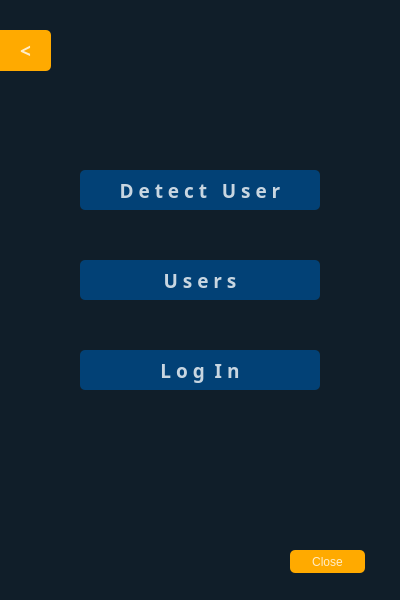
Before: the Qt Designer form ui/localmenu.ui in cach007/face_findeer, drawn with Qt 5.
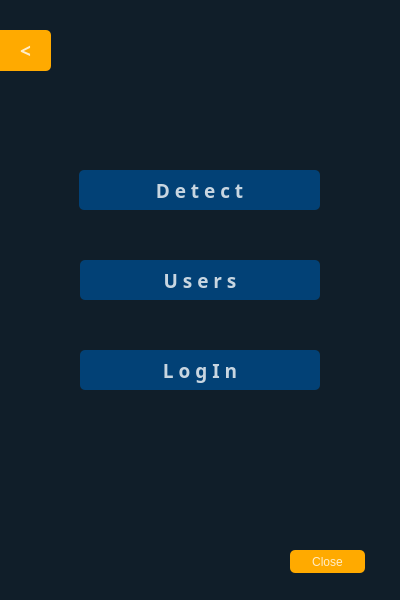
After: the same form once the commit is applied. Icons and pictures are not drawn.

```diff
--- a/ui/localmenu.ui
+++ b/ui/localmenu.ui
@@ -27,6 +27,12 @@
      <height>600</height>
     </rect>
    </property>
+   <property name="sizePolicy">
+    <sizepolicy hsizetype="Preferred" vsizetype="Preferred">
+     <horstretch>0</horstretch>
+     <verstretch>0</verstretch>
+    </sizepolicy>
+   </property>
    <property name="styleSheet">
     <string notr="true">background-color:rgba(16,30,41,240);
 </string>
@@ -34,12 +40,18 @@
    <widget class="QPushButton" name="detectButton">
     <property name="geometry">
      <rect>
-      <x>80</x>
+      <x>79</x>
       <y>170</y>
-      <width>240</width>
+      <width>241</width>
       <height>40</height>
      </rect>
     </property>
+    <property name="sizePolicy">
+     <sizepolicy hsizetype="Minimum" vsizetype="Fixed">
+      <horstretch>0</horstretch>
+      <verstretch>0</verstretch>
+     </sizepolicy>
+    </property>
     <property name="font">
      <font>
       <family>Agency FB</family>
@@ -66,7 +78,20 @@
 </string>
     </property>
     <property name="text">
-     <string>D e t e c t   U s e r</string>
+     <string>D e t e c t</string>
+    </property>
+    <property name="icon">
+     <iconset resource="../img/img.qrc">
+      <normaloff>:/newPrefix/face-detection (1).png</normaloff>:/newPrefix/face-detection (1).png</iconset>
+    </property>
+    <property name="iconSize">
+     <size>
+      <width>35</width>
+      <height>35</height>
+     </size>
+    </property>
+    <property name="default">
+     <bool>false</bool>
     </property>
    </widget>
    <widget class="QPushButton" name="pushButton_3">
@@ -107,6 +132,12 @@
       <height>40</height>
      </rect>
     </property>
+    <property name="sizePolicy">
+     <sizepolicy hsizetype="Minimum" vsizetype="Preferred">
+      <horstretch>0</horstretch>
+      <verstretch>0</verstretch>
+     </sizepolicy>
+    </property>
     <property name="font">
      <font>
       <family>Agency FB</family>
@@ -134,7 +165,17 @@
 </string>
     </property>
     <property name="text">
-     <string>L o g  I n</string>
+     <string>L o g I n</string>
+    </property>
+    <property name="icon">
+     <iconset resource="../img/img.qrc">
+      <normaloff>:/newPrefix/log-in.png</normaloff>:/newPrefix/log-in.png</iconset>
+    </property>
+    <property name="iconSize">
+     <size>
+      <width>30</width>
+      <height>25</height>
+     </size>
     </property>
    </widget>
    <widget class="QPushButton" name="userButton">
```
Left out of the diff: 25 changed lines with no effect on the pictures.
